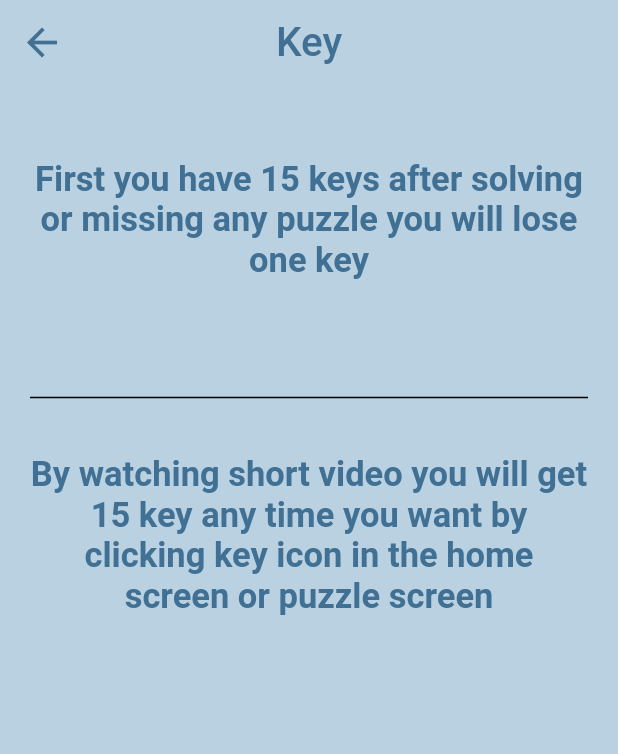
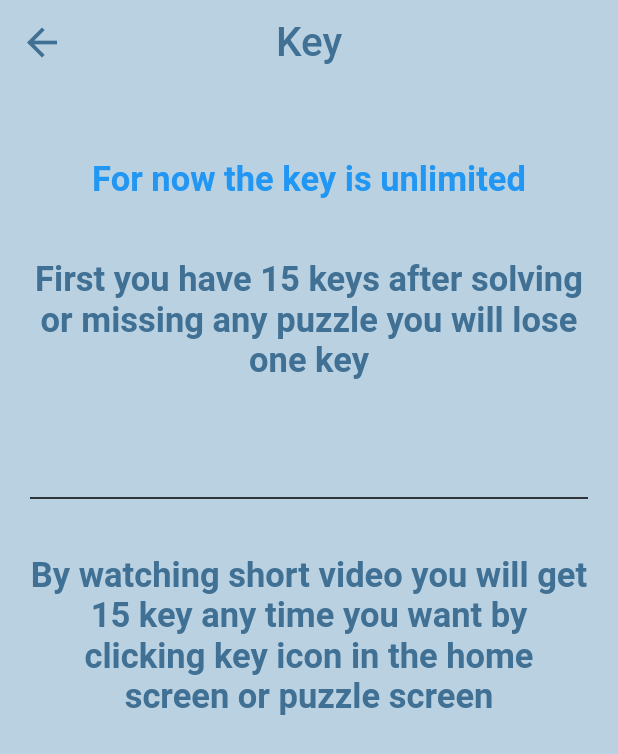
Before and after one commit to 1-Ali-1/ChessPuzz, a Flutter app: the KeyInf screen opened directly, on a phone screen of 412 x 824 dp. Shown: the top 754 px of the screen. Run offline on Flutter 3.47's test engine with Material 2 defaults, Android fonts, the phone set to English and light mode, and no system bars; our stand-ins replace animated_text_kit, assets_audio_player, double_back_to_close, flutter_local_notifications, flutter_spinkit, google_fonts and 5 more; missing offline and left inert: animated_drawer, chess, fancy_on_boarding, flutter_stateless_chessboard, giffy_dialog; accounts and stored records are empty; Roboto replaces fonts that are missing (Ubuntu).

Commit message:
key is not functioning

```diff
--- a/lib/screens/howkeyworks.dart
+++ b/lib/screens/howkeyworks.dart
@@ -34,6 +34,17 @@ class KeyInf extends StatelessWidget {
               height: 50.0,
             ),
             const Text(
+              "For now the key is unlimited",
+              textAlign: TextAlign.center,
+              style: TextStyle(
+                  color: Colors.blue,
+                  fontSize: 23,
+                  fontWeight: FontWeight.bold),
+            ),
+            SizedBox(
+              height: 40.0,
+            ),
+            const Text(
               "First you have 15 keys after solving or missing any puzzle you will lose one key",
               textAlign: TextAlign.center,
               style: TextStyle(
--- a/lib/services/notification.dart
+++ b/lib/services/notification.dart
@@ -41,7 +41,7 @@ class notifications extends ChangeNotifier {
         0, "Solve puzzles daily", "to get better at chess", interval, platform);
   }
 
-  //? this function is for muting notificaions in the app
+  //? this function is for mutiotificaions in the appng n
 
   Future cancelNotification() async {
     await _flutterLocalNotificationsPlugin.cancelAll();
--- a/lib/storage/sharedPrefrences.dart
+++ b/lib/storage/sharedPrefrences.dart
@@ -116,7 +116,7 @@ class StoreData {
     var value = p.getInt('attempt') ?? 15;
 
     if (value != 0) {
-      value--;
+      value;
       p.setInt('attempt', value);
     }
   }
```
Also changed, not shown: lib/screens/GenerateAd.dart (+7 -8 lines), lib/screens/Home.dart (+4 -5 lines), lib/screens/puzzle.dart (+4 -4 lines), lib/screens/puzzleDetails.dart (+10 -5 lines), lib/screens/setting.dart (+17 -17 lines), pubspec.lock, 1 other file.
